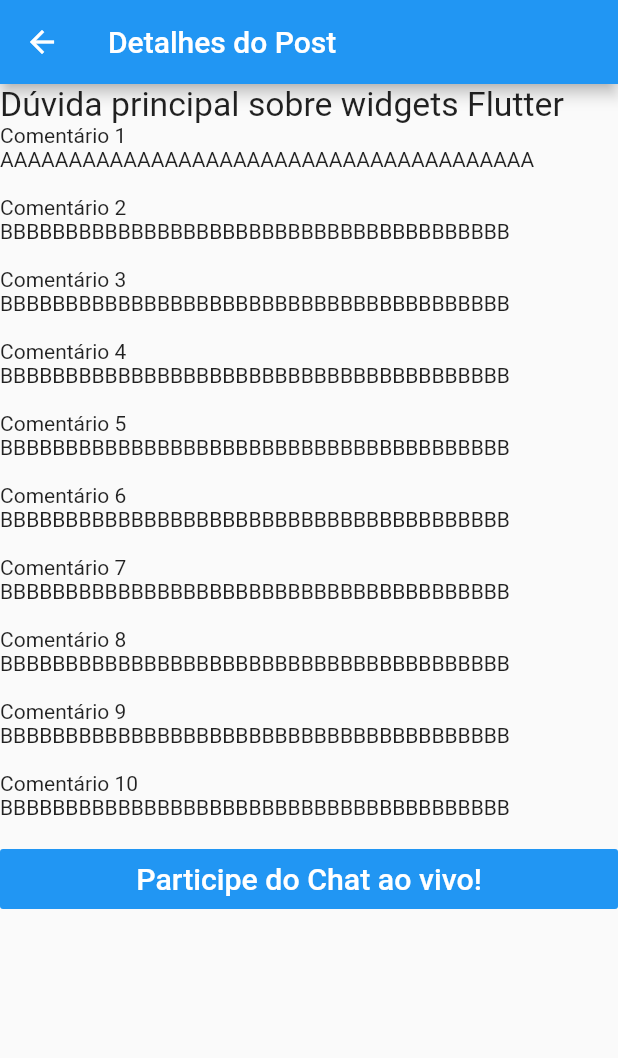
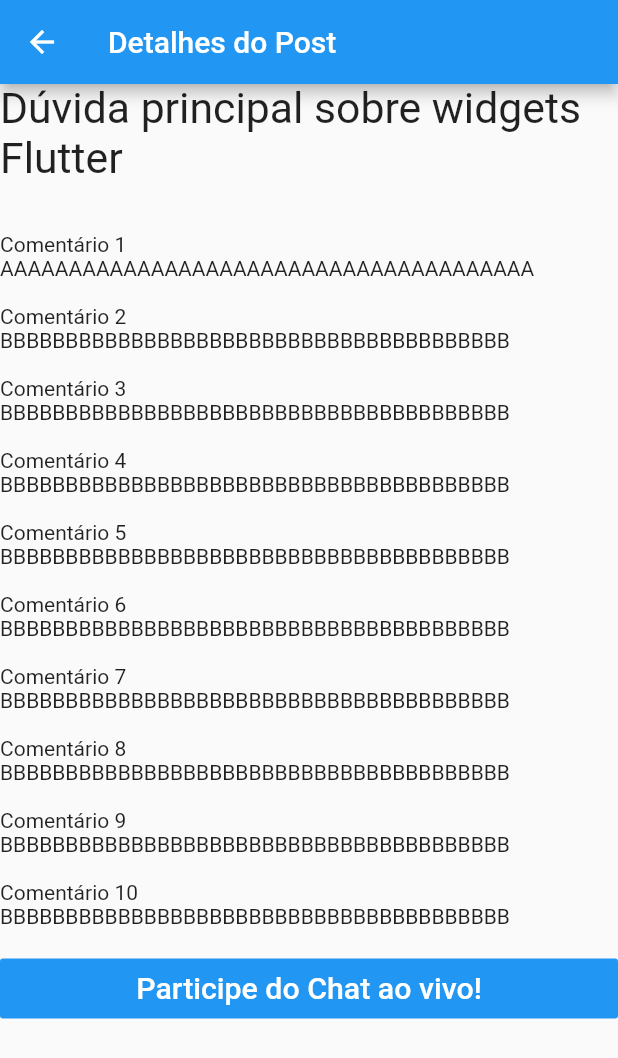
Before and after one commit to josenelsoncultri/AskFlutter, a Flutter app: the screen it shows after launch, in the side drawer, after a tap on "Meus Posts", on a phone screen of 412 x 824 dp. Shown: the top 1058 px of the screen. Run offline on Flutter 3.47's test engine with Material 2 defaults, Android fonts, the phone set to English and light mode, and no system bars.

Commit message:
Alterando detalhamento do post

```diff
--- a/askflutter/lib/home.dart
+++ b/askflutter/lib/home.dart
@@ -35,8 +35,7 @@ class _HomePageState extends State<HomePage>{
       drawer:Menu(),
       body: Column(
         children:<Widget>[
-          Text("Testando"),
-          Text("Teste")
+          Text("Comunidade Flutter", textAlign: TextAlign.center,)
         ]
       )
     );
--- a/askflutter/lib/post_detail.dart
+++ b/askflutter/lib/post_detail.dart
@@ -16,8 +16,8 @@ class _PostDetail extends State<PostDetail>{
         ),
         body: ListView(
         children: <Widget>[
-          Text("Dúvida principal sobre widgets Flutter",
-            style: TextStyle(fontSize: 22.5),
+          Text("Dúvida principal sobre widgets Flutter\n",
+            style: TextStyle(fontSize: 28.5),
           ),
           Text("Comentário 1 AAAAAAAAAAAAAAAAAAAAAAAAAAAAAAAAAAAAAAA\n"),
           Text("Comentário 2 BBBBBBBBBBBBBBBBBBBBBBBBBBBBBBBBBBBBBBB\n"),
```
